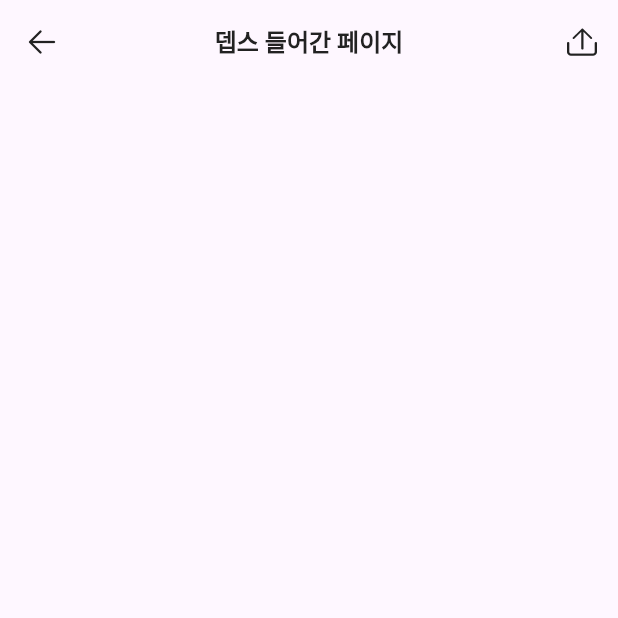
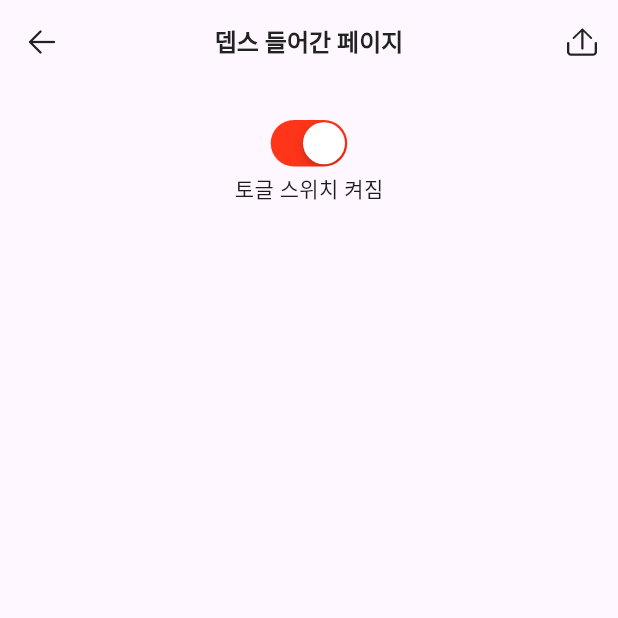
Before and after one commit to TechlabsDev/parot, a Flutter app: the TempScreen screen opened by its route, on a phone screen of 412 x 824 dp, the top half of it. Run offline on Flutter 3.47's test engine with Material 3 defaults, Android fonts, the light colour scheme and no system bars; our stand-ins replace get, streaming_shared_preferences; missing offline and left inert: chart_sparkline, flutter_inappwebview, flutter_naver_login, kakao_flutter_sdk; Roboto replaces fonts that are missing (Pretendard).

Commit message:
토글 스위치

```diff
--- /dev/null
+++ b/lib/presentation/design_component/parrot_switch.dart
@@ -0,0 +1,15 @@
+import 'package:flutter/cupertino.dart';
+import 'package:parot/presentation/design_component/parrot_color.dart';
+
+class ParrotSwitch extends CupertinoSwitch {
+  const ParrotSwitch({
+    super.key,
+    required bool value,
+    required ValueChanged<bool> onChanged,
+    Color? activeColor,
+  }) : super(
+          value: value,
+          onChanged: onChanged,
+          activeColor: activeColor ?? ParrotColor.red500,
+        );
+}
--- a/lib/presentation/temp/controller/temp_controller.dart
+++ b/lib/presentation/temp/controller/temp_controller.dart
@@ -2,6 +2,7 @@ import 'package:get/get.dart';
 
 //아직 디자인이 덜 나왔을 때, 컴포넌트만 개발할 때 임시로 쓸 두번째 화면 컨트롤러
 class TempController extends GetxController {
+  RxBool switchValue = true.obs;
   @override
   void onInit() {
     super.onInit();
--- a/lib/presentation/temp/screen/temp_screen.dart
+++ b/lib/presentation/temp/screen/temp_screen.dart
@@ -4,6 +4,9 @@ import 'package:parot/presentation/design_component/parrot_depth_header.dart';
 import 'package:parot/presentation/design_component/parrot_scaffold.dart';
 import 'package:parot/presentation/design_component/parrot_text_style.dart';
 import 'package:parot/presentation/temp/controller/temp_controller.dart';
+
+import '../../design_component/parrot_color.dart';
+import '../../design_component/parrot_switch.dart';
 
 //아직 디자인이 다 나오지 않았을 때, 컴포넌트만 개발할 때 임시로 쓸 화면
 class TempScreen extends StatefulWidget {
@@ -16,9 +19,9 @@ class TempScreen extends StatefulWidget {
 class _TempScreenState extends State<TempScreen> {
   @override
   Widget build(BuildContext context) {
-    return GetBuilder<TempController>(
+    return GetX<TempController>(
       init: Get.put(TempController()),
-      builder: (context) {
+      builder: (controller) {
         return ParrotScaffold(
           appBar: ParrotDepthHeader(
             title: Text("뎁스 들어간 페이지", style: parrotDepthHeaderStyle),
@@ -26,6 +29,23 @@ class _TempScreenState extends State<TempScreen> {
               IconButton(onPressed: () {}, icon: Image.asset("asset/icon/stroke_share.png", height: 24, width: 24)),
             ],
           ),
+          body: SingleChildScrollView(
+            child: Center(
+              child: Column(
+                children: [
+                  const SizedBox(height: 20),
+                  ParrotSwitch(
+                    value: controller.switchValue.value,
+                    onChanged: (value) {
+                      controller.switchValue.value = value;
+                    },
+                    activeColor: ParrotColor.red500,
+                  ),
+                  Text("토글 스위치 ${controller.switchValue.isTrue ? "켜짐" : "꺼짐"}"),
+                ],
+              ),
+            ),
+          ),
         );
       },
     );
```
